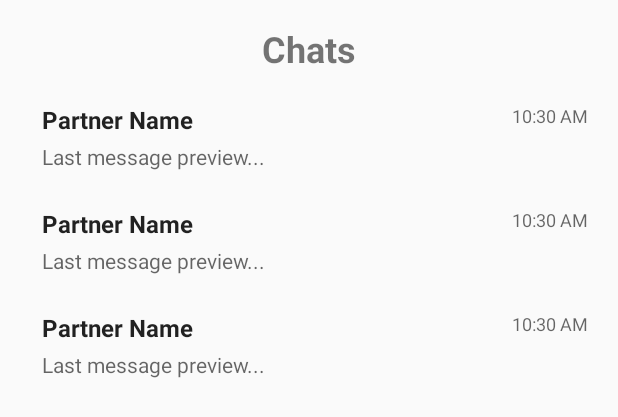
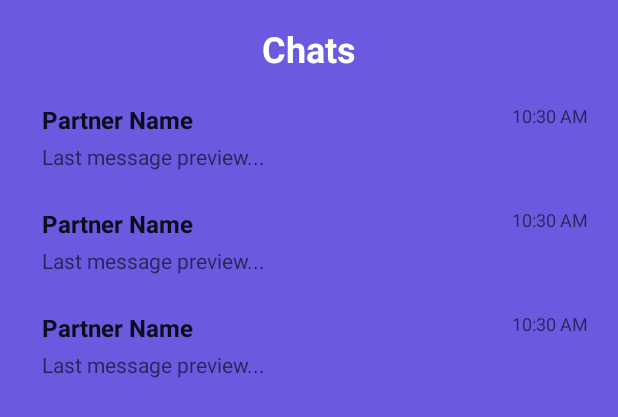
Before and after one commit to Script-eng/MentorConnect, an Android app: the layout fragment_chat.xml on its own in the app's theme, with its tools: preview values and no code run, on a phone screen of 412 x 824 dp. Shown: the top 417 px of the screen. Run offline under Robolectric (Android 15) with nearby library versions, the phone set to English and light mode, and no system bars.

Commit message:
ui update

```diff
--- /dev/null
+++ b/app/src/main/res/drawable/bg_chat_input.xml
@@ -0,0 +1,9 @@
+<?xml version="1.0" encoding="utf-8"?>
+<shape xmlns:android="http://schemas.android.com/apk/res/android"
+    android:shape="rectangle">
+    <solid android:color="@color/chat_input_background" /> <!-- White -->
+    <!-- Very rounded corners like example -->
+    <corners android:radius="24dp" />
+    <!-- Optional: Add a subtle border -->
+    <!-- <stroke android:width="1dp" android:color="#E0E0E0" /> -->
+</shape>
--- a/app/src/main/res/drawable/bg_message_received.xml
+++ b/app/src/main/res/drawable/bg_message_received.xml
@@ -2,6 +2,6 @@
 <shape xmlns:android="http://schemas.android.com/apk/res/android"
     android:shape="rectangle">
 
-    <solid android:color="#EFEFEF"/>
-    <corners android:radius="12dp" />
+    <solid android:color="@color/chat_received_bubble"/>
+    <corners android:radius="18dp" />
 </shape>
--- a/app/src/main/res/drawable/bg_message_sent.xml
+++ b/app/src/main/res/drawable/bg_message_sent.xml
@@ -1,6 +1,6 @@
 <?xml version="1.0" encoding="utf-8"?>
 <shape xmlns:android="http://schemas.android.com/apk/res/android"
     android:shape="rectangle">
-    <solid android:color="?attr/colorPrimary" /> <!-- Use theme primary color -->
-    <corners android:radius="12dp" />
+    <solid android:color="@color/chat_sent_bubble" /> <!-- Use theme primary color -->
+    <corners android:radius="18dp" />
 </shape>
--- /dev/null
+++ b/app/src/main/res/drawable/bg_send_button.xml
@@ -0,0 +1,5 @@
+<?xml version="1.0" encoding="utf-8"?>
+<shape xmlns:android="http://schemas.android.com/apk/res/android"
+    android:shape="oval"> <!-- Make it a circle -->
+    <solid android:color="@color/chat_background_purple" /> <!-- Use main background color -->
+</shape>
--- a/app/src/main/res/layout/fragment_chat.xml
+++ b/app/src/main/res/layout/fragment_chat.xml
@@ -5,10 +5,10 @@
     xmlns:tools="http://schemas.android.com/tools"
     android:layout_width="match_parent"
     android:layout_height="match_parent"
-    android:background="?android:attr/colorBackground"
+    android:background="@color/chat_background_purple"
     tools:context=".fragments.ChatFragment">
 
-    <!-- Title (Could be updated dynamically based on state) -->
+
 <TextView
 android:id="@+id/chatTitle"
 android:layout_width="wrap_content"
@@ -16,6 +16,7 @@
 android:text="@string/chat_title_list"
 android:textSize="24sp"
 android:textStyle="bold"
+android:textColor="@color/white"
     app:layout_constraintTop_toTopOf="parent"
     app:layout_constraintStart_toStartOf="parent"
     app:layout_constraintEnd_toEndOf="parent"
@@ -35,12 +36,14 @@
 tools:listitem="@layout/item_conversation"/>
 
 
-    <TextView android:id="@+id/empty_list_text"
+<TextView
+android:id="@+id/empty_list_text"
 android:layout_width="wrap_content"
 android:layout_height="wrap_content"
 android:text="No assigned users found."
 android:textSize="16sp"
-    android:textColor="?android:attr/textColorSecondary"
+android:textColor="@color/white"
+    android:alpha="0.8"
     android:visibility="gone"
     app:layout_constraintTop_toBottomOf="@id/chatTitle"
     app:layout_constraintBottom_toBottomOf="parent"
@@ -54,35 +57,40 @@
 android:layout_width="0dp"
 android:layout_height="0dp"
 android:visibility="gone"
+
     app:layout_constraintTop_toBottomOf="@id/chatTitle"
     app:layout_constraintBottom_toBottomOf="parent"
     app:layout_constraintStart_toStartOf="parent"
     app:layout_constraintEnd_toEndOf="parent">
 
-    <!-- RecyclerView for Messages -->
+
 <androidx.recyclerview.widget.RecyclerView
 android:id="@+id/recyclerViewMessages"
 android:layout_width="0dp"
 android:layout_height="0dp"
-        android:padding="8dp"
+android:paddingStart="8dp"
+android:paddingEnd="8dp"
+android:paddingBottom="8dp"
+android:clipToPadding="false"
     app:layout_constraintTop_toTopOf="parent"
     app:layout_constraintBottom_toTopOf="@id/inputLayoutContainer"
     app:layout_constraintStart_toStartOf="parent"
     app:layout_constraintEnd_toEndOf="parent"
-        tools:listitem="@layout/item_message_received"/> <!-- Example item -->
+    tools:listitem="@layout/item_message_received"/>
 
-    <!-- Container for input elements -->
+
 <androidx.constraintlayout.widget.ConstraintLayout
 android:id="@+id/inputLayoutContainer"
 android:layout_width="0dp"
 android:layout_height="wrap_content"
 android:paddingBottom="8dp"
 android:paddingTop="4dp"
+
     app:layout_constraintBottom_toBottomOf="parent"
     app:layout_constraintStart_toStartOf="parent"
     app:layout_constraintEnd_toEndOf="parent">
 
-        <!-- Message Input Field -->
+
 <EditText
 android:id="@+id/messageInput"
 android:layout_width="0dp"
@@ -92,8 +100,13 @@
 android:inputType="textMultiLine|textCapSentences"
 android:layout_marginStart="8dp"
 android:layout_marginEnd="8dp"
-            android:background="@android:drawable/editbox_background"
-            android:padding="12dp"
+android:background="@drawable/bg_chat_input"
+    android:textColor="@color/chat_received_text"
+    android:textColorHint="@color/chat_input_hint"
+    android:paddingStart="18dp"
+    android:paddingEnd="18dp"
+    android:paddingTop="12dp"
+    android:paddingBottom="12dp"
     app:layout_constraintBottom_toBottomOf="parent"
     app:layout_constraintStart_toStartOf="parent"
     app:layout_constraintEnd_toStartOf="@id/sendButton"/>
@@ -101,14 +114,15 @@
     <!-- Send Button -->
 <ImageButton
 android:id="@+id/sendButton"
-            android:layout_width="wrap_content"
-            android:layout_height="0dp"
+android:layout_width="48dp"
+    android:layout_height="48dp"
+    android:scaleType="centerInside"
+    android:padding="12dp"
     android:src="@android:drawable/ic_menu_send"
     android:contentDescription="Send"
-            android:background="?attr/selectableItemBackgroundBorderless"
-            app:tint="?attr/colorPrimary"
-            android:paddingStart="8dp"
-            android:paddingEnd="8dp"
+    android:background="@drawable/bg_send_button"
+    app:tint="@color/white"
+    android:layout_marginEnd="8dp"
     app:layout_constraintBottom_toBottomOf="@id/messageInput"
     app:layout_constraintEnd_toEndOf="parent"
     app:layout_constraintTop_toTopOf="@id/messageInput"
@@ -116,6 +130,6 @@
 
     </androidx.constraintlayout.widget.ConstraintLayout>
 
-</androidx.constraintlayout.widget.ConstraintLayout>
+    </androidx.constraintlayout.widget.ConstraintLayout> >
 
     </androidx.constraintlayout.widget.ConstraintLayout>
--- a/app/src/main/res/values/colors.xml
+++ b/app/src/main/res/values/colors.xml
@@ -5,4 +5,13 @@
     <color name="lightPurple">#9FB3DF</color>
     <color name="lightBlue">#9EC6F3</color>
     <color name="lightBeige">#FFF1D5</color>
+    <color name="chat_background_purple">#6A5AE0</color> <!-- Vibrant Purple/Blue -->
+    <color name="chat_sent_bubble">#7B6EF0</color>   <!-- Slightly lighter shade for sent (optional, could use chat_background_purple) -->
+    <color name="chat_received_bubble">#FFFFFFFF</color> <!-- White -->
+    <color name="chat_sent_text">#FFFFFFFF</color>      <!-- White text for sent -->
+    <color name="chat_received_text">#FF333333</color> <!-- Dark Grey/Near Black for received -->
+    <color name="chat_timestamp_sent">#B3FFFFFF</color> <!-- White with ~70% alpha -->
+    <color name="chat_timestamp_received">#8A000000</color><!-- Dark Grey with ~54% alpha -->
+    <color name="chat_input_background">#FFFFFFFF</color> <!-- White input field -->
+    <color name="chat_input_hint">#999999</color>
 </resources>
```
Also changed, not shown: app/src/main/res/layout/item_message_received.xml (+8 -4 lines), app/src/main/res/layout/item_message_sent.xml (+7 -2 lines). Lines whose indentation alone changed are shown as unchanged.
